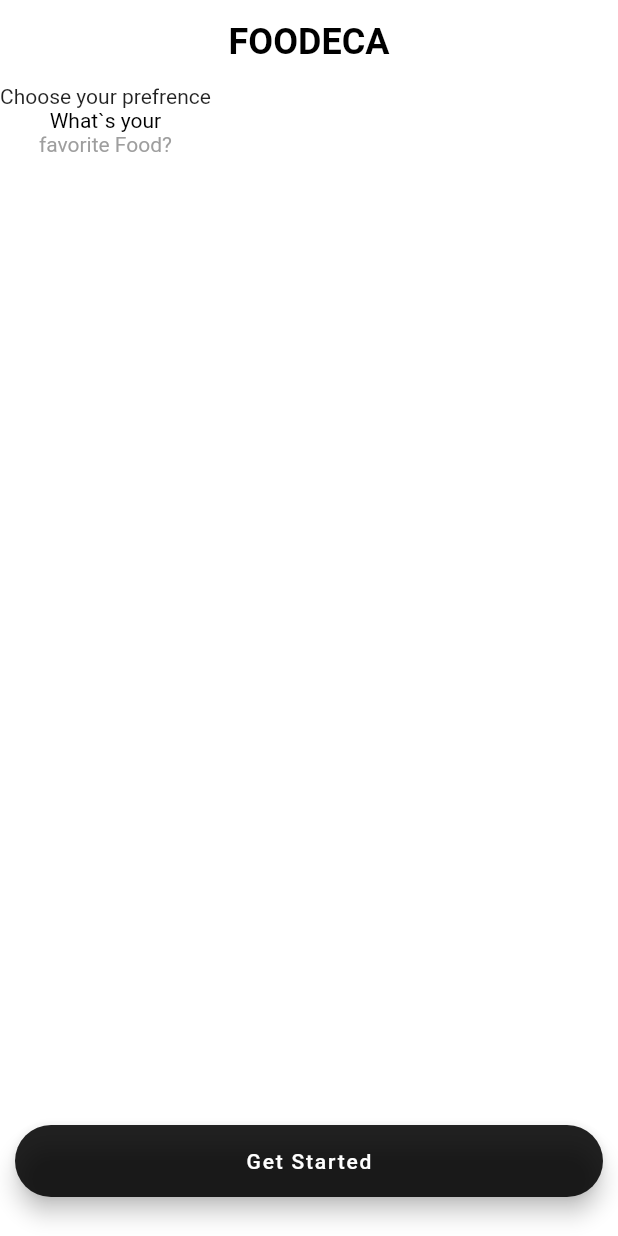
After one commit to radG1t/food_delivery, a Flutter app: the screen it shows after launch, on a phone screen of 412 x 824 dp. The commit adds this screen. Run offline on Flutter 3.47's test engine with Material 2 defaults, Android fonts, the phone set to English and light mode, and no system bars.

Commit message:
startpage added

```diff
--- /dev/null
+++ b/lib/startPage.dart
@@ -0,0 +1,49 @@
+import 'package:flutter/material.dart';
+
+class StartPage extends StatelessWidget {
+  const StartPage({super.key, required this.title});
+
+  final String title;
+
+  @override
+  Widget build(BuildContext context) {
+    return Scaffold(
+      backgroundColor: Colors.white,
+      appBar: AppBar(
+        backgroundColor: Colors.white,
+        elevation: 0, centerTitle: true,
+        //    shadowColor: Colors.white,
+        title: const Text(
+          'FOODECA',
+          style: TextStyle(
+              color: Colors.black, fontWeight: FontWeight.bold, fontSize: 24),
+        ),
+      ),
+      body: Column(
+        children: const [
+          Text('Choose your prefrence'),
+          Text(
+            'What`s your',
+            style: TextStyle(color: Colors.black),
+          ),
+          Text(
+            'favorite Food?',
+            style: TextStyle(color: Colors.grey),
+          ),
+        ],
+      ),
+      floatingActionButtonLocation: FloatingActionButtonLocation.centerFloat,
+      floatingActionButton: Padding(
+        padding: const EdgeInsets.all(10),
+        child: SizedBox(
+          width: double.infinity,
+          child: FloatingActionButton.extended(
+            backgroundColor: Colors.black87,
+            onPressed: () {},
+            label: const Text('Get Started'),
+          ),
+        ),
+      ),
+    );
+  }
+}
```
Also changed, not shown: lib/main.dart (+2 -54 lines).
